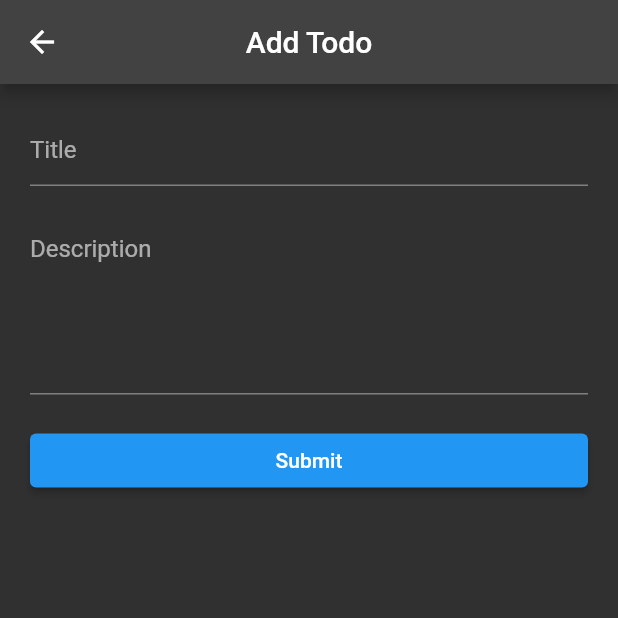
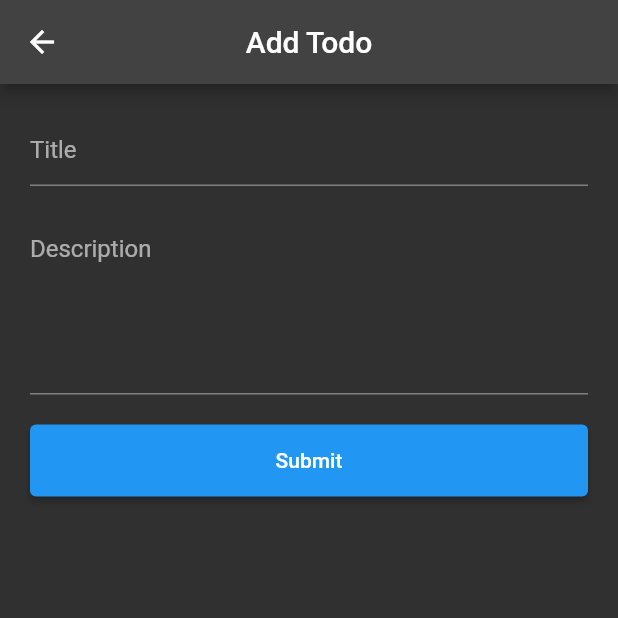
Before and after one commit to shaheedpalappetty/Todo_App_using_Rest_API, a Flutter app: the screen it shows after launch, after a tap on "Add Todo", on a phone screen of 412 x 824 dp, the top half of it. Run offline on Flutter 3.47's test engine with Material 2 defaults, Android fonts, the phone set to English and light mode, and no system bars; network calls fail.

Commit message:
Comlepleted UI

```diff
--- a/lib/screen/add_todo.dart
+++ b/lib/screen/add_todo.dart
@@ -4,7 +4,8 @@ import 'package:flutter/material.dart';
 import 'package:http/http.dart' as http;
 
 class AddTodoPage extends StatefulWidget {
-  const AddTodoPage({super.key});
+  final Map? todo;
+  const AddTodoPage({super.key, this.todo});
 
   @override
   State<AddTodoPage> createState() => _AddTodoPageState();
@@ -13,12 +14,26 @@ class AddTodoPage extends StatefulWidget {
 class _AddTodoPageState extends State<AddTodoPage> {
   TextEditingController titleController = TextEditingController();
   TextEditingController descriptionController = TextEditingController();
+  bool isEdit = false;
+
+  @override
+  void initState() {
+    super.initState();
+    final todo = widget.todo;
+    if (todo != null) {
+      isEdit = true;
+      final title = todo['title'];
+      final description = todo['description'];
+      titleController.text = title;
+      descriptionController.text = description;
+    }
+  }
 
   @override
   Widget build(BuildContext context) {
     return Scaffold(
       appBar: AppBar(
-        title: const Text('Add Todo'),
+        title: Text(isEdit ? 'Edit Todo' : 'Add Todo'),
         centerTitle: true,
       ),
       body: ListView(
@@ -41,10 +56,46 @@ class _AddTodoPageState extends State<AddTodoPage> {
           const SizedBox(
             height: 20,
           ),
-          ElevatedButton(onPressed: submitData, child: const Text('Submit'))
+          ElevatedButton(
+              onPressed: isEdit ? updateData : submitData,
+              child: Padding(
+                padding: const EdgeInsets.all(16.0),
+                child: Text(isEdit ? 'Update' : 'Submit'),
+              ))
         ],
       ),
     );
+  }
+
+  Future<void> updateData() async {
+    final todo = widget.todo;
+    if (todo == null) {
+      return;
+    }
+    //Get the data from form
+    final id = todo['_id'];
+    final title = titleController.text;
+    final description = descriptionController.text;
+    final body = {
+      "title": title,
+      "description": description,
+      "is_completed": false
+    };
+    //Submit Update data to the server
+    final url = 'https://api.nstack.in/v1/todos/$id';
+    final uri = Uri.parse(url);
+    final response = await http.put(
+      uri,
+      body: jsonEncode(body),
+      headers: {'Content-Type': 'application/json'},
+    );
+    //show success or fail message based on status
+
+    if (response.statusCode == 200) {
+      showSuccessMessage('Updated Successfully');
+    } else {
+      showErrorMessage('Updation Failed');
+    }
   }
 
   //Form Handling
--- a/lib/screen/todo_list.dart
+++ b/lib/screen/todo_list.dart
@@ -54,6 +54,7 @@ class _TodoListPageState extends State<TodoListPage> {
                   onSelected: (value) {
                     if (value == 'Edit') {
                       //Open Edit Page
+                      navigateToEditPage(item);
                     } else if (value == 'Delete') {
                       //Delete and remove the item
                       deleteById(id);
@@ -84,6 +85,17 @@ class _TodoListPageState extends State<TodoListPage> {
   Future<void> navigateToAddPage() async {
     final route = MaterialPageRoute(
       builder: (context) => const AddTodoPage(),
+    );
+    await Navigator.of(context).push(route);
+    setState(() {
+      isLoading = true;
+    });
+    fetchTodo();
+  }
+
+  Future<void> navigateToEditPage(Map item) async {
+    final route = MaterialPageRoute(
+      builder: (context) => AddTodoPage(todo: item),
     );
     await Navigator.of(context).push(route);
     setState(() {
```
